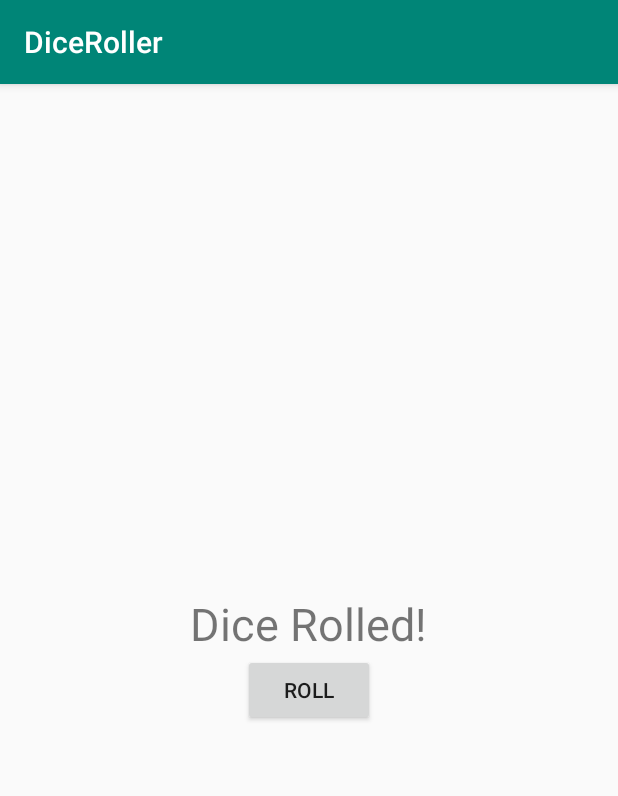
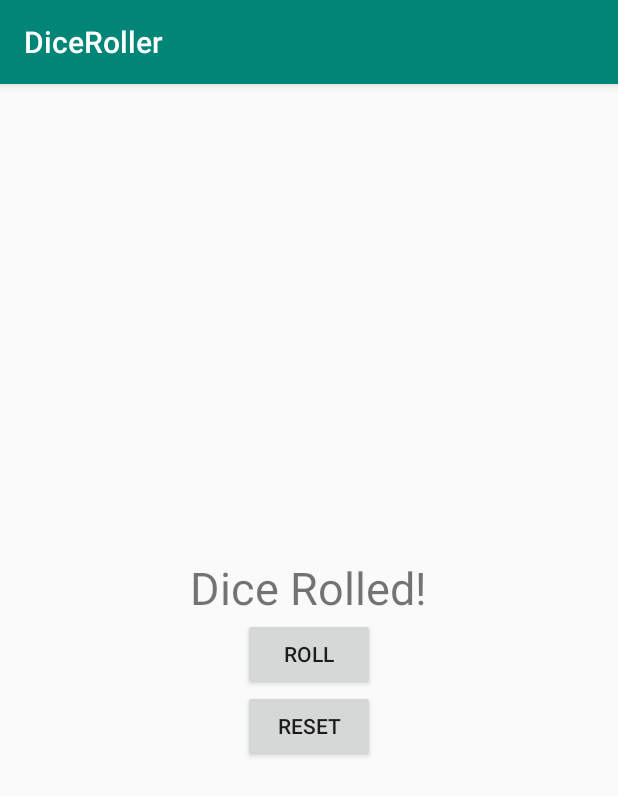
Before and after one commit to Cra5hOverride/DiceRoller, an Android app: the screen it shows after launch (MainActivity), on a phone screen of 412 x 824 dp. Shown: the top 796 px of the screen. Run offline under Robolectric (Android 15) with nearby library versions, the phone set to English and light mode, and no system bars.

Commit message:
add reset button

```diff
--- a/app/src/main/java/buu/informatics/s59160965/diceroller/MainActivity.kt
+++ b/app/src/main/java/buu/informatics/s59160965/diceroller/MainActivity.kt
@@ -21,6 +21,15 @@ class MainActivity : AppCompatActivity() {
         val resultText: TextView = findViewById(R.id.result_text)
         resultText.text = "Dice Rolled!"
 
+        val resetButton: Button = findViewById(R.id.reset_button)
+        resetButton.setOnClickListener({resetDice()})
+
+
+    }
+
+    private fun resetDice(){
+        val resultText: TextView = findViewById(R.id.result_text)
+        resultText.text = "0".toString()
     }
 
     private fun rollDice(){
--- a/app/src/main/res/layout/activity_main.xml
+++ b/app/src/main/res/layout/activity_main.xml
@@ -21,6 +21,12 @@
             android:layout_height="wrap_content"
             android:layout_gravity="center_horizontal"
             android:text="@string/roll" />
+    <Button
+            android:id="@+id/reset_button"
+            android:layout_width="wrap_content"
+            android:layout_height="wrap_content"
+            android:layout_gravity="center_horizontal"
+            android:text="reset"/>
 
 
 </LinearLayout>
```
